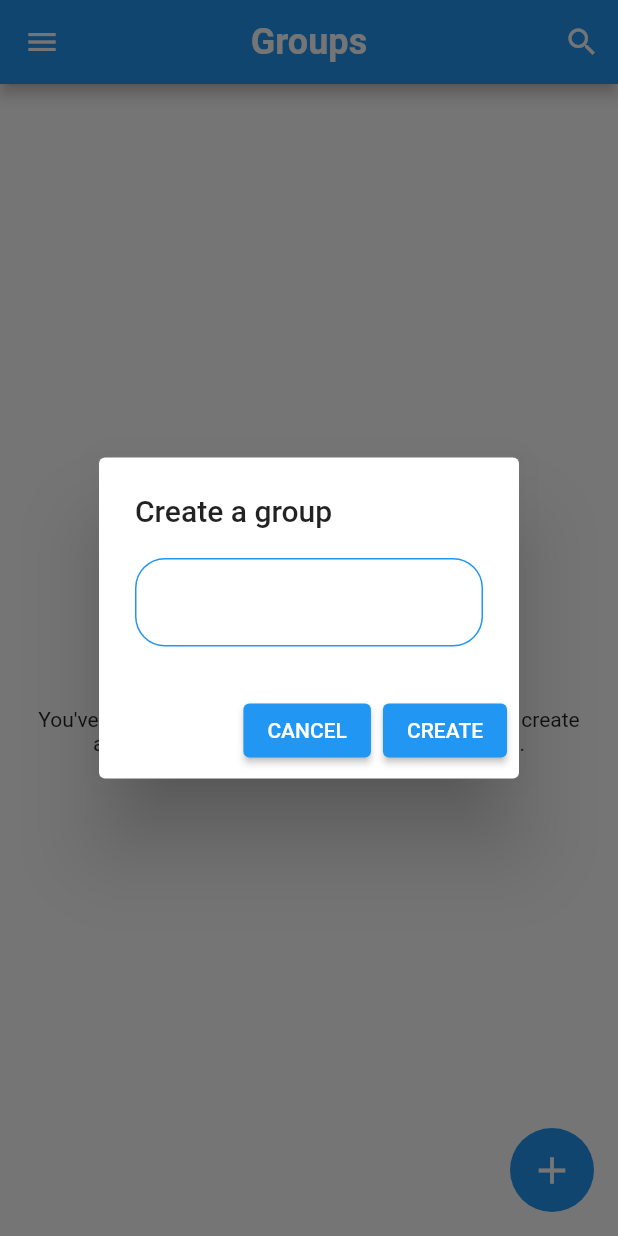
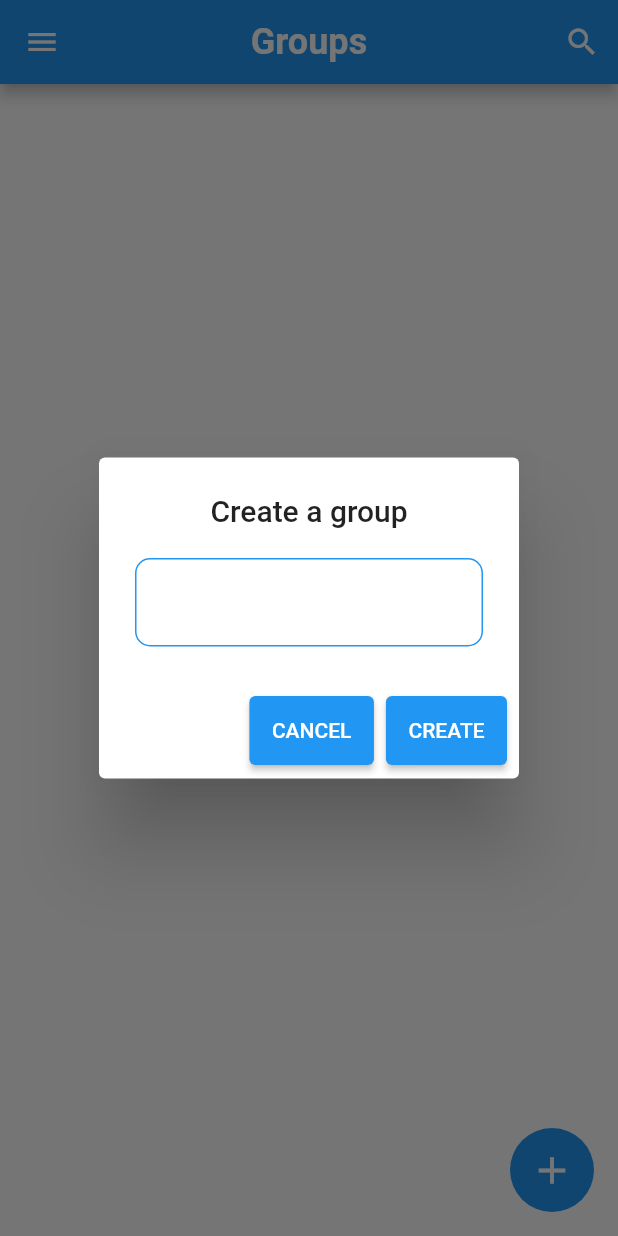
Before and after one commit to ltphuoc/chatapp, a Flutter app: the HomePage screen opened directly, after a tap on the "add circle" icon, on a phone screen of 412 x 824 dp. Run offline on Flutter 3.47's test engine with Material 2 defaults, Android fonts, the phone set to English and light mode, and no system bars; our stand-ins replace cloud_firestore, firebase_auth, firebase_core, shared_preferences; accounts and stored records are empty.

Commit message:
fix style

```diff
--- a/lib/pages/home_page.dart
+++ b/lib/pages/home_page.dart
@@ -69,7 +69,7 @@ class _HomePageState extends State<HomePage> {
                 onPressed: () {
                   nextScreen(context, const SearchPage());
                 },
-                icon: Icon(Icons.search))
+                icon: const Icon(Icons.search))
           ],
           centerTitle: true,
           backgroundColor: Theme.of(context).primaryColor,
@@ -105,16 +105,10 @@ class _HomePageState extends State<HomePage> {
                     const Text(
                       "Quản lý tài khoản của bạn",
                       textAlign: TextAlign.center,
+                      style: TextStyle(fontSize: 14),
                     ),
-                    // const Icon(Icons.info),
                   ],
                 )),
-
-            // Text(
-            //   userName,
-            //   textAlign: TextAlign.center,
-            //   style: const TextStyle(fontWeight: FontWeight.bold),
-            // ),
             const SizedBox(
               height: 30,
             ),
@@ -126,28 +120,11 @@ class _HomePageState extends State<HomePage> {
               selectedColor: Theme.of(context).primaryColor,
               selected: true,
               contentPadding:
-                  const EdgeInsets.symmetric(horizontal: 20, vertical: 5),
+                  const EdgeInsets.symmetric(horizontal: 30, vertical: 10),
               leading: const Icon(Icons.groups),
               title:
                   const Text("Groups", style: TextStyle(color: Colors.black)),
             ),
-            // ListTile(
-            //   onTap: () {
-            //     nextScreenReplace(
-            //         context,
-            //         ProfilePage(
-            //           userName: userName,
-            //           email: email,
-            //         ));
-            //   },
-            //   selectedColor: Theme.of(context).primaryColor,
-            //   selected: true,
-            //   contentPadding:
-            //       const EdgeInsets.symmetric(horizontal: 20, vertical: 5),
-            //   leading: const Icon(Icons.account_balance),
-            //   title:
-            //       const Text("Profile", style: TextStyle(color: Colors.black)),
-            // ),
             ListTile(
               onTap: () async {
                 showDialog(
@@ -155,8 +132,14 @@ class _HomePageState extends State<HomePage> {
                     context: context,
                     builder: (context) {
                       return AlertDialog(
-                        content: const Text("Are you sure to loggout"),
-                        title: const Text("Logout"),
+                        content: const Text(
+                          "Are you sure to logout ?",
+                          textAlign: TextAlign.center,
+                        ),
+                        title: const Text(
+                          "Logout",
+                          textAlign: TextAlign.center,
+                        ),
                         actions: [
                           IconButton(
                               onPressed: () {
@@ -184,7 +167,7 @@ class _HomePageState extends State<HomePage> {
               selectedColor: Theme.of(context).primaryColor,
               selected: true,
               contentPadding:
-                  const EdgeInsets.symmetric(horizontal: 20, vertical: 5),
+                  const EdgeInsets.symmetric(horizontal: 30, vertical: 10),
               leading: const Icon(Icons.exit_to_app),
               title:
                   const Text("Logout", style: TextStyle(color: Colors.black)),
@@ -217,7 +200,7 @@ class _HomePageState extends State<HomePage> {
             return AlertDialog(
               title: const Text(
                 "Create a group",
-                textAlign: TextAlign.left,
+                textAlign: TextAlign.center,
               ),
               content: Column(
                 mainAxisSize: MainAxisSize.min,
@@ -238,7 +221,7 @@ class _HomePageState extends State<HomePage> {
                               enabledBorder: OutlineInputBorder(
                                   borderSide: BorderSide(
                                       color: Theme.of(context).primaryColor),
-                                  borderRadius: BorderRadius.circular(20)),
+                                  borderRadius: BorderRadius.circular(10)),
                               errorBorder: OutlineInputBorder(
                                   borderSide:
                                       const BorderSide(color: Colors.red),
@@ -256,7 +239,9 @@ class _HomePageState extends State<HomePage> {
                     Navigator.of(context).pop();
                   },
                   style: ElevatedButton.styleFrom(
-                      primary: Theme.of(context).primaryColor),
+                      primary: Theme.of(context).primaryColor,
+                      padding: const EdgeInsets.symmetric(
+                          vertical: 15, horizontal: 15)),
                   child: const Text("CANCEL"),
                 ),
                 ElevatedButton(
@@ -278,7 +263,9 @@ class _HomePageState extends State<HomePage> {
                     }
                   },
                   style: ElevatedButton.styleFrom(
-                      primary: Theme.of(context).primaryColor),
+                      primary: Theme.of(context).primaryColor,
+                      padding: const EdgeInsets.symmetric(
+                          vertical: 15, horizontal: 15)),
                   child: const Text("CREATE"),
                 )
               ],
@@ -296,6 +283,8 @@ class _HomePageState extends State<HomePage> {
           if (snapshot.data['groups'] != null) {
             if (snapshot.data['groups'].length != 0) {
               return ListView.builder(
+                padding:
+                    const EdgeInsets.symmetric(horizontal: 0, vertical: 10),
                 itemCount: snapshot.data['groups'].length,
                 itemBuilder: (context, index) {
                   int reverseIndex = snapshot.data['groups'].length - index - 1;
@@ -326,7 +315,7 @@ class _HomePageState extends State<HomePage> {
       padding: const EdgeInsets.symmetric(horizontal: 25),
       child: Column(
         mainAxisAlignment: MainAxisAlignment.center,
-        crossAxisAlignment: CrossAxisAlignment.center,
+        crossAxisAlignment: CrossAxisAlignment.stretch,
         children: [
           GestureDetector(
             onTap: () {
@@ -342,7 +331,7 @@ class _HomePageState extends State<HomePage> {
             height: 20,
           ),
           const Text(
-            "You've not joined any groups, tap on the add icon to create a group or also search from top search button.",
+            "No group",
             textAlign: TextAlign.center,
           )
         ],
--- a/lib/service/auth_service.dart
+++ b/lib/service/auth_service.dart
@@ -6,7 +6,7 @@ class AuthService {
   final FirebaseAuth firebaseAuth = FirebaseAuth.instance;
 
   // login
-  Future loginWithUserNameandPassword(String email, String password) async {
+  Future loginWithUserNameAndPassword(String email, String password) async {
     try {
       User user = (await firebaseAuth.signInWithEmailAndPassword(
               email: email, password: password))
@@ -21,7 +21,7 @@ class AuthService {
   }
 
   // register
-  Future registerUserWithEmailandPassword(
+  Future registerUserWithEmailAndPassword(
       String fullName, String email, String password) async {
     try {
       User user = (await firebaseAuth.createUserWithEmailAndPassword(
--- a/lib/widgets/group_title.dart
+++ b/lib/widgets/group_title.dart
@@ -31,7 +31,7 @@ class _GroupTitleState extends State<GroupTitle> {
             ));
       },
       child: Container(
-        padding: const EdgeInsets.symmetric(vertical: 10, horizontal: 5),
+        padding: const EdgeInsets.symmetric(vertical: 15, horizontal: 5),
         child: ListTile(
           leading: CircleAvatar(
             radius: 30,
@@ -47,10 +47,6 @@ class _GroupTitleState extends State<GroupTitle> {
             widget.groupName,
             style: const TextStyle(fontWeight: FontWeight.bold),
           ),
-          subtitle: Text(
-            "Join the conversation as ${widget.userName}",
-            style: const TextStyle(fontSize: 13),
-          ),
         ),
       ),
     );
```
Also changed, not shown: lib/pages/auth/login_page.dart (+5 -3 lines), lib/pages/auth/register_page.dart (+9 -5 lines), lib/pages/group_info_page.dart (+11 -5 lines), lib/pages/profile_page.dart (+19 -21 lines), lib/pages/search_page.dart (+7 -5 lines).
